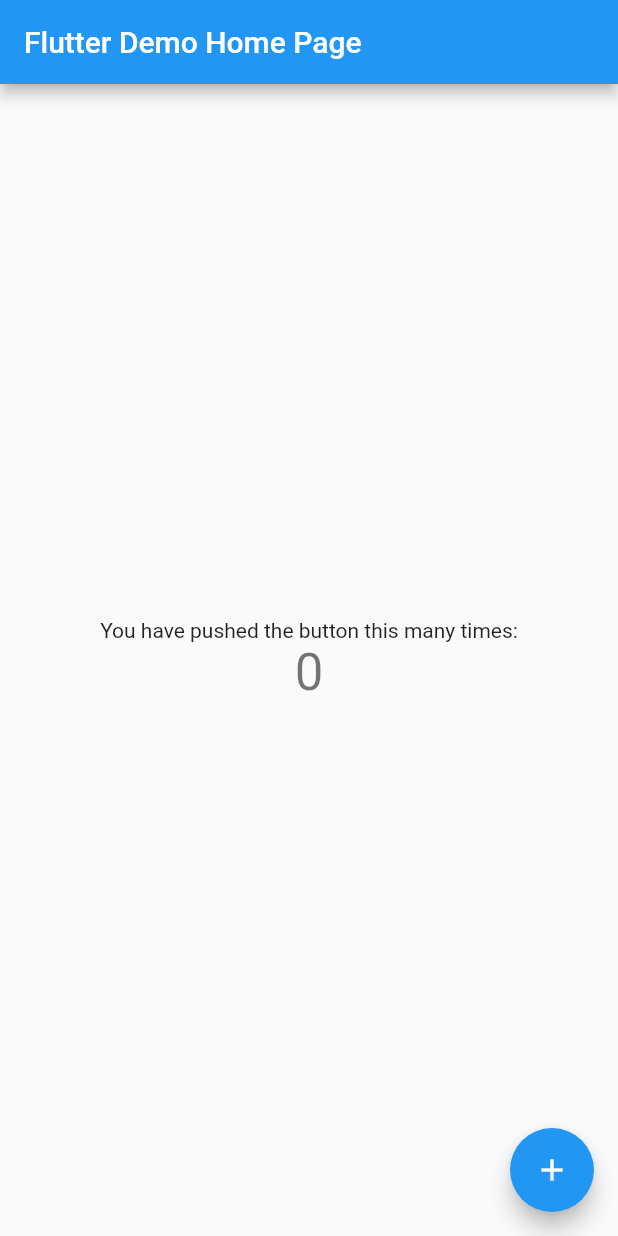
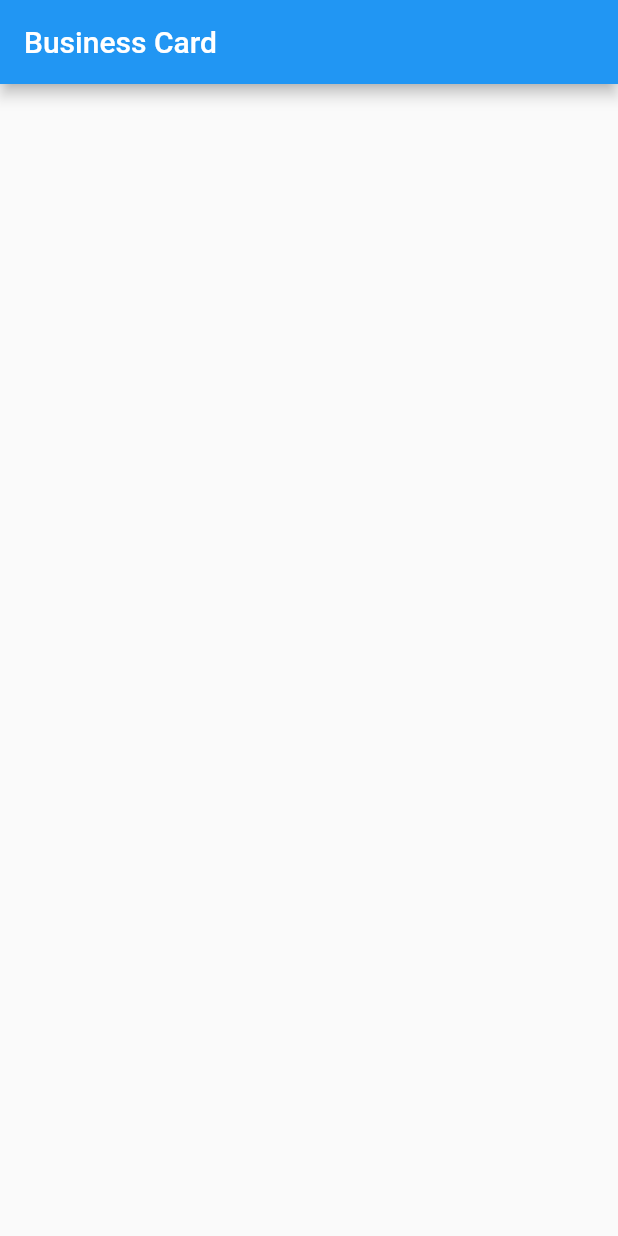
Before and after one commit to jltzbrg/flutter-portolio, a Flutter app: the screen it shows after launch, on a phone screen of 412 x 824 dp. Run offline on Flutter 3.47's test engine with Material 2 defaults, Android fonts, the phone set to English and light mode, and no system bars.

Commit message:
Cleaning the project

```diff
--- a/business_card_app/lib/main.dart
+++ b/business_card_app/lib/main.dart
@@ -9,105 +9,23 @@ class MyApp extends StatelessWidget {
   @override
   Widget build(BuildContext context) {
     return MaterialApp(
+      debugShowCheckedModeBanner: false,
       title: 'Flutter Demo',
       theme: ThemeData(
-        // This is the theme of your application.
-        //
-        // Try running your application with "flutter run". You'll see the
-        // application has a blue toolbar. Then, without quitting the app, try
-        // changing the primarySwatch below to Colors.green and then invoke
-        // "hot reload" (press "r" in the console where you ran "flutter run",
-        // or simply save your changes to "hot reload" in a Flutter IDE).
-        // Notice that the counter didn't reset back to zero; the application
-        // is not restarted.
         primarySwatch: Colors.blue,
       ),
-      home: MyHomePage(title: 'Flutter Demo Home Page'),
+      home: HomePage(),
     );
   }
 }
 
-class MyHomePage extends StatefulWidget {
-  MyHomePage({Key key, this.title}) : super(key: key);
-
-  // This widget is the home page of your application. It is stateful, meaning
-  // that it has a State object (defined below) that contains fields that affect
-  // how it looks.
-
-  // This class is the configuration for the state. It holds the values (in this
-  // case the title) provided by the parent (in this case the App widget) and
-  // used by the build method of the State. Fields in a Widget subclass are
-  // always marked "final".
-
-  final String title;
-
-  @override
-  _MyHomePageState createState() => _MyHomePageState();
-}
-
-class _MyHomePageState extends State<MyHomePage> {
-  int _counter = 0;
-
-  void _incrementCounter() {
-    setState(() {
-      // This call to setState tells the Flutter framework that something has
-      // changed in this State, which causes it to rerun the build method below
-      // so that the display can reflect the updated values. If we changed
-      // _counter without calling setState(), then the build method would not be
-      // called again, and so nothing would appear to happen.
-      _counter++;
-    });
-  }
-
+class HomePage extends StatelessWidget {
   @override
   Widget build(BuildContext context) {
-    // This method is rerun every time setState is called, for instance as done
-    // by the _incrementCounter method above.
-    //
-    // The Flutter framework has been optimized to make rerunning build methods
-    // fast, so that you can just rebuild anything that needs updating rather
-    // than having to individually change instances of widgets.
     return Scaffold(
       appBar: AppBar(
-        // Here we take the value from the MyHomePage object that was created by
-        // the App.build method, and use it to set our appbar title.
-        title: Text(widget.title),
+        title: Text('Business Card'),
       ),
-      body: Center(
-        // Center is a layout widget. It takes a single child and positions it
-        // in the middle of the parent.
-        child: Column(
-          // Column is also a layout widget. It takes a list of children and
-          // arranges them vertically. By default, it sizes itself to fit its
-          // children horizontally, and tries to be as tall as its parent.
-          //
-          // Invoke "debug painting" (press "p" in the console, choose the
-          // "Toggle Debug Paint" action from the Flutter Inspector in Android
-          // Studio, or the "Toggle Debug Paint" command in Visual Studio Code)
-          // to see the wireframe for each widget.
-          //
-          // Column has various properties to control how it sizes itself and
-          // how it positions its children. Here we use mainAxisAlignment to
-          // center the children vertically; the main axis here is the vertical
-          // axis because Columns are vertical (the cross axis would be
-          // horizontal).
-          mainAxisAlignment: MainAxisAlignment.center,
-          children: <Widget>[
-            Text(
-              'You have pushed the button this many times:',
-            ),
-            Text(
-              '$_counter',
-              style: Theme.of(context).textTheme.headline4,
-            ),
-          ],
-        ),
-      ),
-      floatingActionButton: FloatingActionButton(
-        onPressed: _incrementCounter,
-        tooltip: 'Increment',
-        child: Icon(Icons.add),
-      ), // This trailing comma makes auto-formatting nicer for build methods.
     );
   }
 }
```
